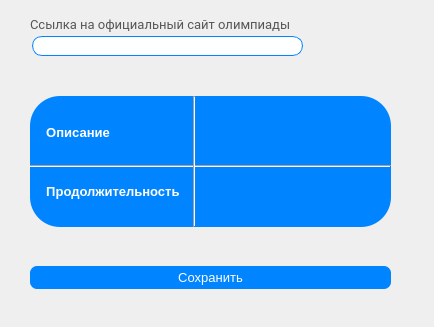
This is ui_files/new_olymp.ui in Dmitriyburin/web_proj1 as Qt 5 draws it before an edit; both pictures show x 0 to 434 and y 194 to 521 of the 434 by 521 pixel window. The edited form follows.
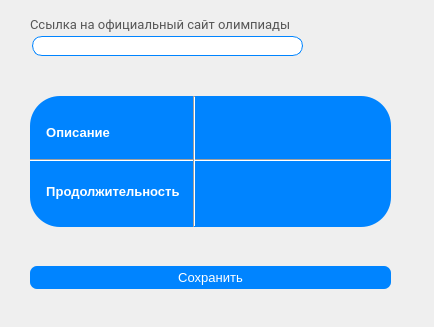
This is the edited form.

```diff
--- a/ui_files/new_olymp.ui
+++ b/ui_files/new_olymp.ui
@@ -255,9 +255,9 @@
    <property name="geometry">
     <rect>
      <x>30</x>
-     <y>350</y>
+     <y>339</y>
      <width>361</width>
-     <height>20</height>
+     <height>31</height>
     </rect>
    </property>
    <property name="orientation">
```
